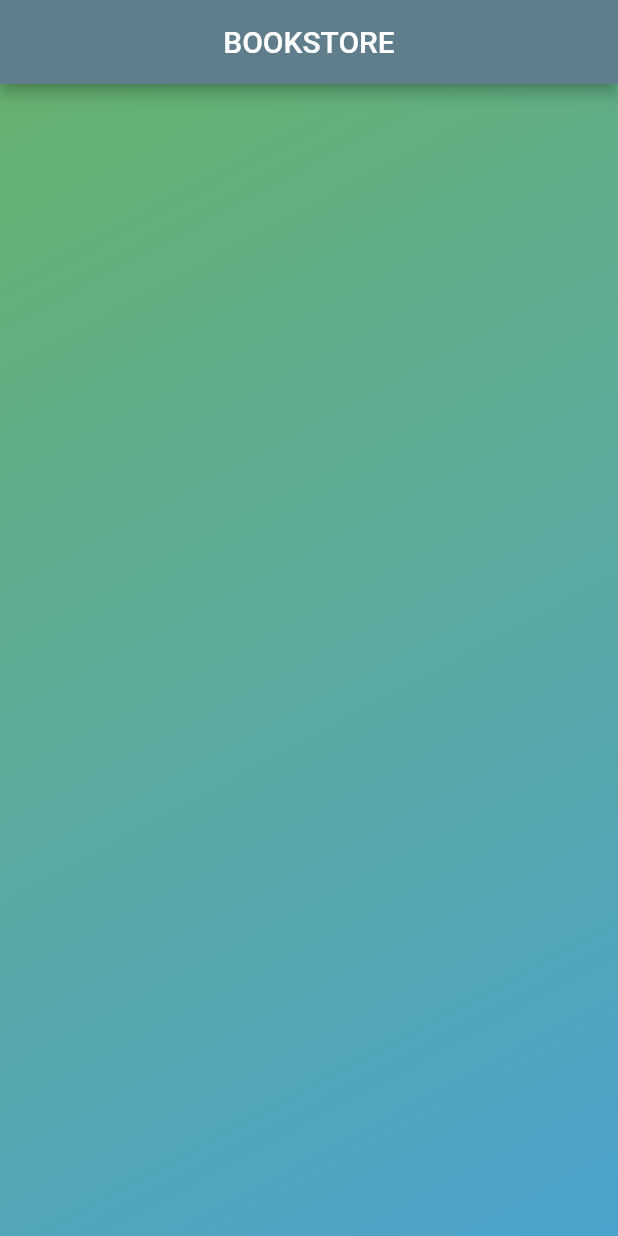
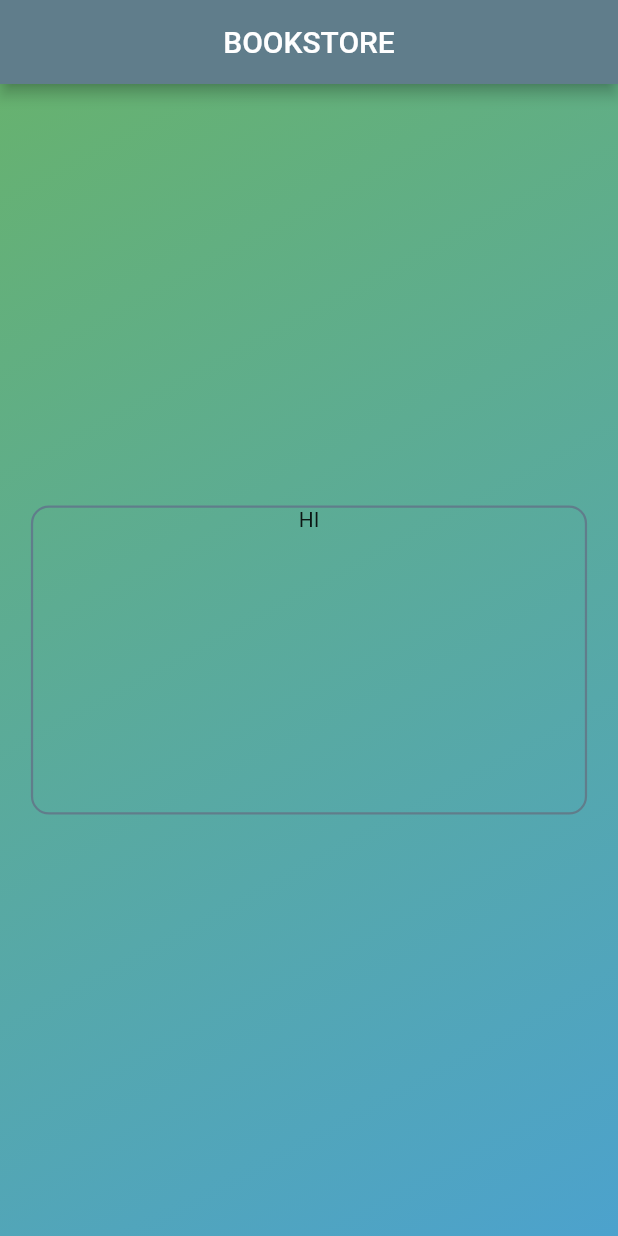
Before and after one commit to JossinAntony/Flutter_Bookstore_App, a Flutter app: the screen it shows after launch, on a phone screen of 412 x 824 dp. Run offline on Flutter 3.47's test engine with Material 2 defaults, Android fonts, the phone set to English and light mode, and no system bars.

Commit message:
login field super container set.

```diff
--- a/lib/pages/login.dart
+++ b/lib/pages/login.dart
@@ -18,13 +18,32 @@ class _LogInState extends State<LogIn> {
             body: SizedBox.expand(
               child: Container(
                   decoration: BoxDecoration(
-              gradient: LinearGradient(colors: [Color(0xff67B26F), Color(0xff4ca2cd),],
-              begin: Alignment.topLeft,
-              end: Alignment.bottomRight),
+                    gradient: LinearGradient(colors: [
+                      Color(0xff67B26F),
+                      Color(0xff4ca2cd),
+                    ], begin: Alignment.topLeft, end: Alignment.bottomRight),
+                  ),
+                  child: Column(
+                    mainAxisAlignment: MainAxisAlignment.center,
+                    children: <Widget>[
+                      Container(
+                        height: MediaQuery.of(context).size.height * 0.25,
+                        width: MediaQuery.of(context).size.width * 0.9,
+                        decoration: BoxDecoration(
+                            border: Border.all(
+                          color: Colors.blueGrey,
+                          width: 1.5,
+                          style: BorderStyle.solid,
+                        ),
+                        borderRadius: BorderRadius.circular(12)),
+                        child: Column(
+                          children: <Widget>[
+                            Text('HI'),
+                          ],
                         ),
                       ),
-        )
-      )
-    );
+                    ],
+                  )),
+            )));
   }
 }
```
Lines whose indentation alone changed are shown as unchanged.
